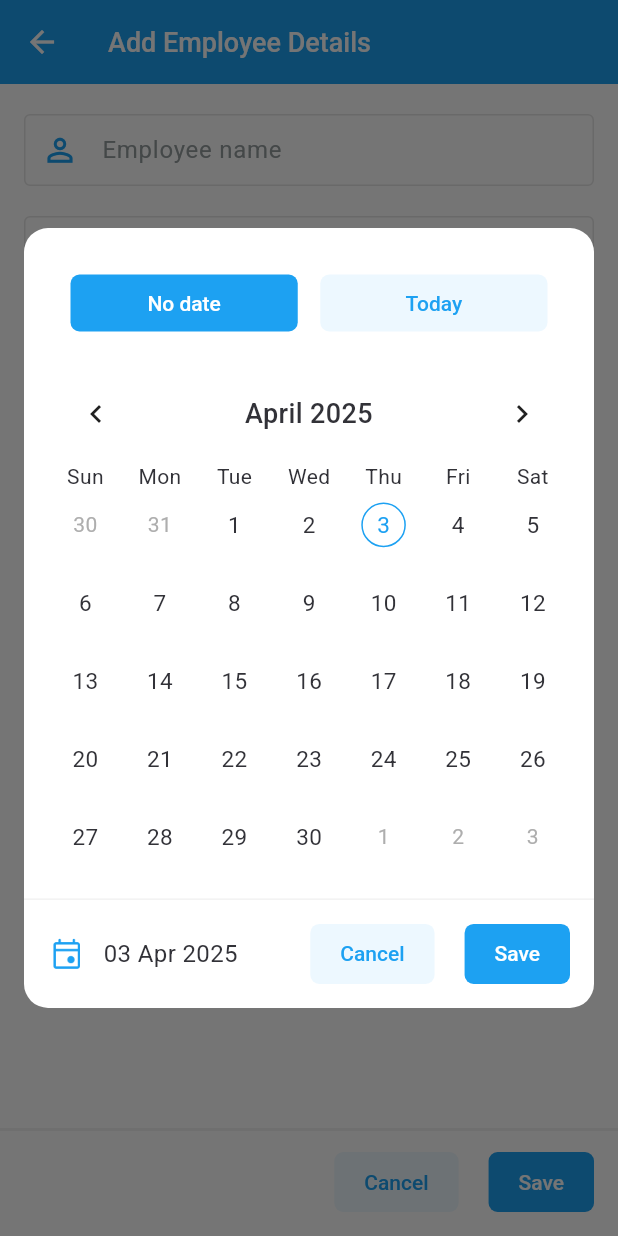
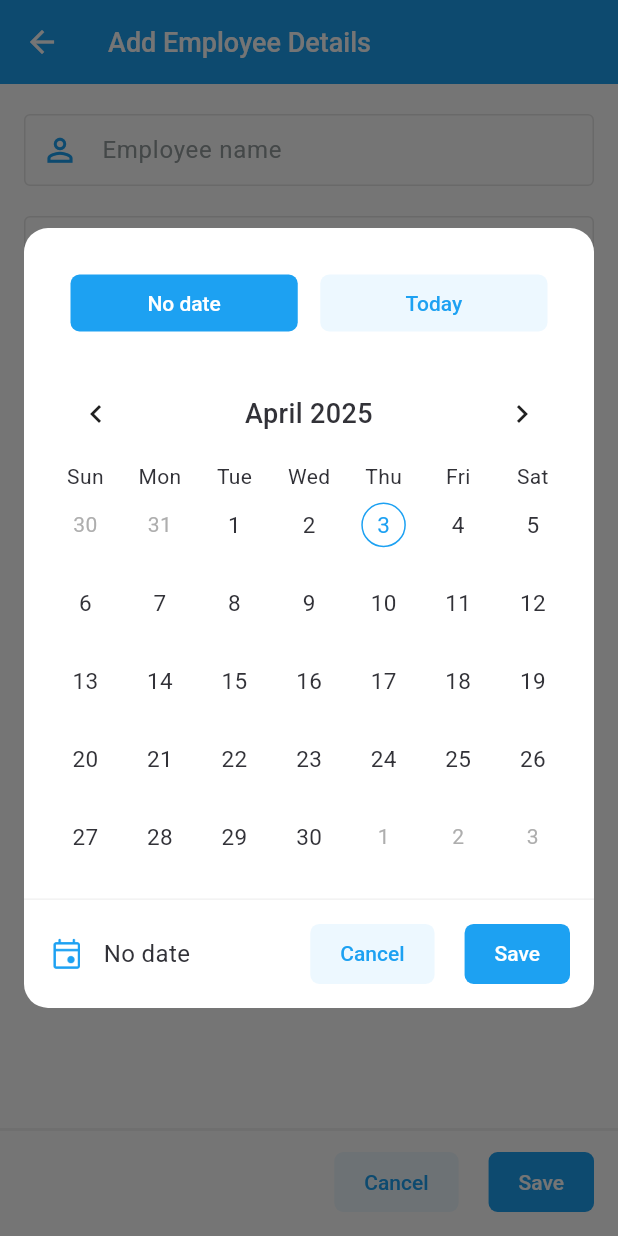
Before and after one commit to Niravoo7/employee_management, a Flutter app: the ManageEmployeeScreen screen opened by its route, after a tap on "No date", on a phone screen of 412 x 824 dp. Run offline on Flutter 3.47's test engine with Material 3 defaults, Android fonts, the phone set to English and light mode, and no system bars; drawn by our look-alikes of table_calendar; our stand-ins replace dartz, equatable, flutter_bloc, flutter_screenutil, get_it, hive and 2 more; accounts and stored records are empty.

Commit message:
manage employee data

```diff
--- a/lib/core/constants/string_constants.dart
+++ b/lib/core/constants/string_constants.dart
@@ -47,3 +47,10 @@ String getDatePickerItemString(DatePickerItem datePickerItem) {
       return StringConstants.strAfterWeek;
   }
 }
+
+final List<String> employeeRoleList = <String>[
+  StringConstants.strProductDesigner,
+  StringConstants.strFlutterDeveloper,
+  StringConstants.strQATester,
+  StringConstants.strProductOwner,
+];
--- a/lib/feature/manage_employee/presentation/pages/manage_employee_screen.dart
+++ b/lib/feature/manage_employee/presentation/pages/manage_employee_screen.dart
@@ -10,23 +10,31 @@ import "package:assignment/feature/manage_employee/presentation/widgets/select_r
 import "package:assignment/injection_container/injection_container.dart";
 import "package:flutter/material.dart";
 
-class ManageEmployeeScreen extends StatelessWidget {
-  ManageEmployeeScreen({super.key, this.employee});
+class ManageEmployeeScreen extends StatefulWidget {
+  const ManageEmployeeScreen({this.employee, super.key});
 
   final Employee? employee;
 
+  @override
+  State<ManageEmployeeScreen> createState() => _ManageEmployeeScreenState();
+}
+
+class _ManageEmployeeScreenState extends State<ManageEmployeeScreen> {
   final EmployeeCubit _employeeCubit = getIt<EmployeeCubit>();
+  TextEditingController employeeName = TextEditingController();
+
+  String? selectedJobRole;
 
   @override
   Widget build(BuildContext context) => Scaffold(
     appBar: AppBar(
       title: Text(
-        employee == null
+        widget.employee == null
             ? StringConstants.strAddEmployeeDetails
             : StringConstants.strEditEmployeeDetails,
       ),
       actions: <Widget>[
-        if (employee != null)
+        if (widget.employee != null)
           Padding(
             padding: const EdgeInsets.only(right: 5),
             child: IconButton(
@@ -46,7 +54,7 @@ class ManageEmployeeScreen extends StatelessWidget {
                 spacing: 20,
                 children: <Widget>[
                   CommonTextField(
-                    controller: TextEditingController(),
+                    controller: employeeName,
                     prefixIcon: Icons.person_outline_sharp,
                     hint: StringConstants.strEmployeeName,
                     textInputAction: TextInputAction.done,
@@ -61,7 +69,13 @@ class ManageEmployeeScreen extends StatelessWidget {
                             top: Radius.circular(16),
                           ),
                         ),
-                        builder: (_) => SelectRoleBottomSheet(),
+                        builder:
+                            (_) => SelectRoleBottomSheet(
+                              selectedJobRole: (String jobRole) {
+                                selectedJobRole = jobRole;
+                                setState(() {});
+                              },
+                            ),
                       );
                     },
                     contentPadding: const EdgeInsets.only(left: 12),
@@ -75,11 +89,14 @@ class ManageEmployeeScreen extends StatelessWidget {
                       size: 25,
                       color: ThemeColors.clrPrimary,
                     ),
-                    title: const Text(
-                      StringConstants.strSelectRole,
+                    title: Text(
+                      selectedJobRole ?? StringConstants.strSelectRole,
                       style: TextStyle(
                         fontSize: FontSize.fontSizeMedium,
-                        color: ThemeColors.clrGray100,
+                        color:
+                            (selectedJobRole != null)
+                                ? ThemeColors.clrBlack50
+                                : ThemeColors.clrGray100,
                       ),
                     ),
                     trailing: const Icon(
@@ -92,7 +109,7 @@ class ManageEmployeeScreen extends StatelessWidget {
                     spacing: 20,
                     children: <Widget>[
                       CommonInputDateField(
-                        dateTime: employee?.startDate ?? DateTime.now(),
+                        dateTime: widget.employee?.startDate ?? DateTime.now(),
                         isStartDate: true,
                       ),
                       const ImageIcon(
@@ -100,7 +117,7 @@ class ManageEmployeeScreen extends StatelessWidget {
                         color: ThemeColors.clrPrimary,
                       ),
                       CommonInputDateField(
-                        dateTime: employee?.endDate,
+                        dateTime: widget.employee?.endDate ?? DateTime(0),
                         isStartDate: false,
                       ),
                     ],
--- a/lib/feature/manage_employee/presentation/widgets/common_calendar_picker.dart
+++ b/lib/feature/manage_employee/presentation/widgets/common_calendar_picker.dart
@@ -18,7 +18,7 @@ class CommonCalendarPicker extends StatefulWidget {
   });
 
   final bool isStartDate;
-  final DateTime? selectedDate;
+  final DateTime selectedDate;
   final Function(DateTime) onDateSelected;
 
   @override
@@ -33,8 +33,9 @@ class _CommonCalendarPickerState extends State<CommonCalendarPicker> {
   @override
   void initState() {
     super.initState();
+    _selectedDate = widget.selectedDate;
+    setDatePickerItem();
     if (widget.isStartDate) {
-      selectedDatePickerItem = DatePickerItem.today;
       dateOptions = <DatePickerItem>[
         DatePickerItem.today,
         DatePickerItem.nextMonday,
@@ -42,13 +43,25 @@ class _CommonCalendarPickerState extends State<CommonCalendarPicker> {
         DatePickerItem.after1Week,
       ];
     } else {
-      selectedDatePickerItem = DatePickerItem.noDate;
       dateOptions = <DatePickerItem>[
         DatePickerItem.noDate,
         DatePickerItem.today,
       ];
     }
-    _selectedDate = widget.selectedDate ?? DateTime.now();
+  }
+
+  void setDatePickerItem() {
+    if (isToday(_selectedDate)) {
+      selectedDatePickerItem = DatePickerItem.today;
+    } else if (isSameDay(nextMonday(), _selectedDate)) {
+      selectedDatePickerItem = DatePickerItem.nextMonday;
+    } else if (isSameDay(nextTuesday(), _selectedDate)) {
+      selectedDatePickerItem = DatePickerItem.nextTuesday;
+    } else if (isSameDay(afterOneWeek(), _selectedDate)) {
+      selectedDatePickerItem = DatePickerItem.after1Week;
+    } else {
+      selectedDatePickerItem = DatePickerItem.noDate;
+    }
   }
 
   @override
@@ -117,17 +130,14 @@ class _CommonCalendarPickerState extends State<CommonCalendarPicker> {
                 lastDay: DateTime.utc(2030, 12, 31),
                 focusedDay: DateTime.now(),
                 selectedDayPredicate:
-                    (DateTime day) => isSameDay(
-                      selectedDatePickerItem == DatePickerItem.noDate
-                          ? DateTime(0)
-                          : _selectedDate,
-                      day,
-                    ),
+                    (DateTime day) => isSameDay(_selectedDate, day),
                 onDaySelected: (DateTime selectedDay, DateTime focusedDay) {
                   setState(() {
                     _selectedDate = selectedDay;
+                    setDatePickerItem();
                   });
                 },
+
                 onPageChanged: (DateTime focusedDay) {},
                 headerStyle: const HeaderStyle(
                   formatButtonVisible: false,
@@ -220,6 +230,7 @@ class _CommonCalendarPickerState extends State<CommonCalendarPicker> {
                   ),
                   ActionButton(
                     onPressed: () {
+                      widget.onDateSelected(_selectedDate);
                       Navigator.pop(context);
                     },
                     title: StringConstants.strSave,
--- a/lib/feature/manage_employee/presentation/widgets/common_input_date_field.dart
+++ b/lib/feature/manage_employee/presentation/widgets/common_input_date_field.dart
@@ -17,6 +17,9 @@ class CommonInputDateField extends StatefulWidget {
 }
 
 class _CommonInputDateFieldState extends State<CommonInputDateField> {
+  late DateTime selectedDateTime =
+      (widget.isStartDate) ? DateTime.now() : DateTime(0);
+
   @override
   Widget build(BuildContext context) => Expanded(
     child: GestureDetector(
@@ -26,9 +29,9 @@ class _CommonInputDateFieldState extends State<CommonInputDateField> {
           builder:
               (BuildContext context) => CommonCalendarPicker(
                 isStartDate: widget.isStartDate,
-                selectedDate: widget.dateTime,
+                selectedDate: selectedDateTime,
                 onDateSelected: (DateTime dateTime) {
-                  widget.dateTime = dateTime;
+                  selectedDateTime = dateTime;
                   setState(() {});
                 },
               ),
@@ -49,15 +52,15 @@ class _CommonInputDateFieldState extends State<CommonInputDateField> {
               color: ThemeColors.clrPrimary,
             ),
             Text(
-              widget.dateTime != null
-                  ? isToday(widget.dateTime!)
+              selectedDateTime != DateTime(0)
+                  ? isToday(selectedDateTime)
                       ? StringConstants.strToday
-                      : formatToDateMonthYear.format(widget.dateTime!)
+                      : formatToDateMonthYear.format(selectedDateTime)
                   : StringConstants.strNoDate,
               style: TextStyle(
                 fontSize: FontSize.fontSizeRegular,
                 color:
-                    widget.dateTime == null
+                    selectedDateTime == DateTime(0)
                         ? ThemeColors.clrGray100
                         : ThemeColors.clrBlack50,
               ),
--- a/lib/feature/manage_employee/presentation/widgets/select_role_bottom_sheet.dart
+++ b/lib/feature/manage_employee/presentation/widgets/select_role_bottom_sheet.dart
@@ -3,14 +3,9 @@ import "package:assignment/core/constants/theme_constants.dart";
 import "package:flutter/material.dart";
 
 class SelectRoleBottomSheet extends StatelessWidget {
-  SelectRoleBottomSheet({super.key});
+  const SelectRoleBottomSheet({required this.selectedJobRole, super.key});
 
-  final List<String> employeeRoleList = <String>[
-    StringConstants.strProductDesigner,
-    StringConstants.strFlutterDeveloper,
-    StringConstants.strQATester,
-    StringConstants.strProductOwner,
-  ];
+  final Function(String) selectedJobRole;
 
   @override
   Widget build(BuildContext context) => ListView.separated(
@@ -19,7 +14,10 @@ class SelectRoleBottomSheet extends StatelessWidget {
     itemCount: employeeRoleList.length,
     itemBuilder:
         (BuildContext context, int index) => InkWell(
-          onTap: () {},
+          onTap: () {
+            selectedJobRole(employeeRoleList[index]);
+            Navigator.pop(context);
+          },
           child: Container(
             padding: const EdgeInsets.all(16),
             child: Text(
```
